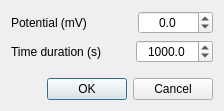
First picture: the form in software/digitizer/src/polarization_dlg.ui, repository z80/digitizer, before the edit.
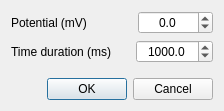
Second picture: the form after the edit.

What changed in the file:
```diff
--- a/software/digitizer/src/polarization_dlg.ui
+++ b/software/digitizer/src/polarization_dlg.ui
@@ -62,7 +62,7 @@
      <item>
       <widget class="QLabel" name="label">
        <property name="text">
-        <string>Time duration (s)</string>
+        <string>Time duration (ms)</string>
        </property>
       </widget>
      </item>
```
